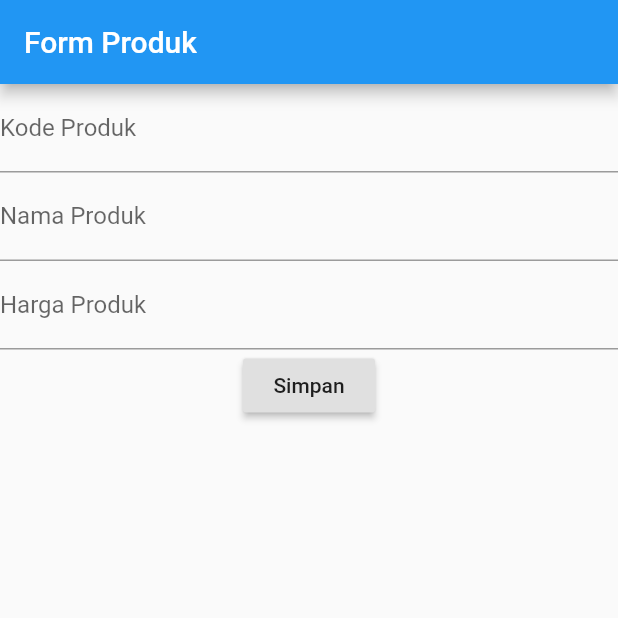
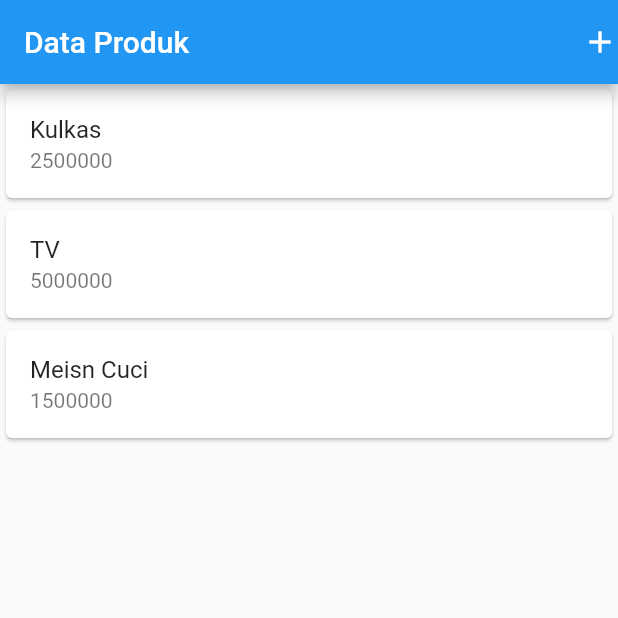
Before and after one commit to SaifulDA/Belajar-Flutter, a Flutter app: the screen it shows after launch, on a phone screen of 412 x 824 dp, the top half of it. Run offline on Flutter 3.47's test engine with Material 2 defaults, Android fonts, the phone set to English and light mode, and no system bars.

Commit message:
belajar flutter

```diff
--- a/flutter_application_1/lib/main.dart
+++ b/flutter_application_1/lib/main.dart
@@ -1,10 +1,11 @@
 // ignore: avoid_web_libraries_in_flutter
 
 import 'package:flutter/material.dart';
+import 'package:flutter_application_1/ui/form_product.dart';
 //import 'package:flutter_application_1/hello_world.dart';
 //import 'package:flutter_application_1/column_widget.dart';
 //import 'package:flutter_application_1/row_widget.dart';
-import 'package:flutter_application_1/ui/form_product.dart';
+import 'package:flutter_application_1/ui/produk_page.dart';
 
 void main () {
   runApp(const MyApp());
@@ -17,7 +18,7 @@ class MyApp extends StatelessWidget {
   Widget build(BuildContext context) {
     return const MaterialApp(
       title: 'Aplikasi Flutter Pertama',
-      home:ProdukForm(),
+      home:ProdukPage(),
     );
   }
 }
--- /dev/null
+++ b/flutter_application_1/lib/ui/produk_page.dart
@@ -0,0 +1,76 @@
+
+import 'package:flutter/material.dart';
+import 'package:flutter_application_1/ui/form_product.dart';
+import 'package:flutter_application_1/ui/produk_detail.dart';
+
+class ProdukPage extends StatefulWidget {
+  const ProdukPage({super.key});
+
+  @override
+  _ProdukPageState createState() => _ProdukPageState();
+}
+
+class _ProdukPageState extends State<ProdukPage> {
+  @override
+  Widget build(BuildContext context) {
+    return Scaffold(
+      appBar: AppBar(
+        title: const Text('Data Produk'),
+        actions: [
+          GestureDetector(
+            child: Icon(Icons.add),
+            onTap: () async {
+              Navigator.push(context, MaterialPageRoute(builder: (context)=>ProdukForm()));
+            },
+          )
+        ],
+      ),
+      body: ListView(
+        children: const [
+          Card(
+            child: ListTile(
+              title: Text("Kulkas"),
+              subtitle: Text("2500000"),
+            ),
+          ),
+          Card(
+            child: ListTile(
+              title: Text("TV"),
+              subtitle: Text("5000000"),
+            ),
+          ),
+          Card(
+            child: ListTile(
+              title: Text("Meisn Cuci"),
+              subtitle: Text("1500000"),
+               ),
+          ),
+        ],
+      ),
+    );
+  }
+}
+
+class ItemProduk extends StatelessWidget {
+  final String kodeProduk;
+  final String namaProduk;
+  final int harga;
+
+  ItemProduk({required this.kodeProduk, required this.namaProduk, required this.harga});
+
+
+  @override
+  Widget build(BuildContext context) {
+    return GestureDetector(
+      child: Card(
+        child: ListTile(
+          title: Text(namaProduk),
+          subtitle: Text(harga.toString()),
+        ),
+      ),
+      onTap: (){
+        Navigator.of(context).push(MaterialPageRoute(builder: (context)=>ProdukDetail(kodeProduk: kodeProduk, namaProduk: namaProduk, harga: harga)));
+      },
+    );
+  }
+}
```
Also changed, not shown: flutter_application_1/lib/ui/form_product.dart (+52 -14 lines), flutter_application_1/lib/ui/produk_detail.dart (added, +30 -0 lines).
